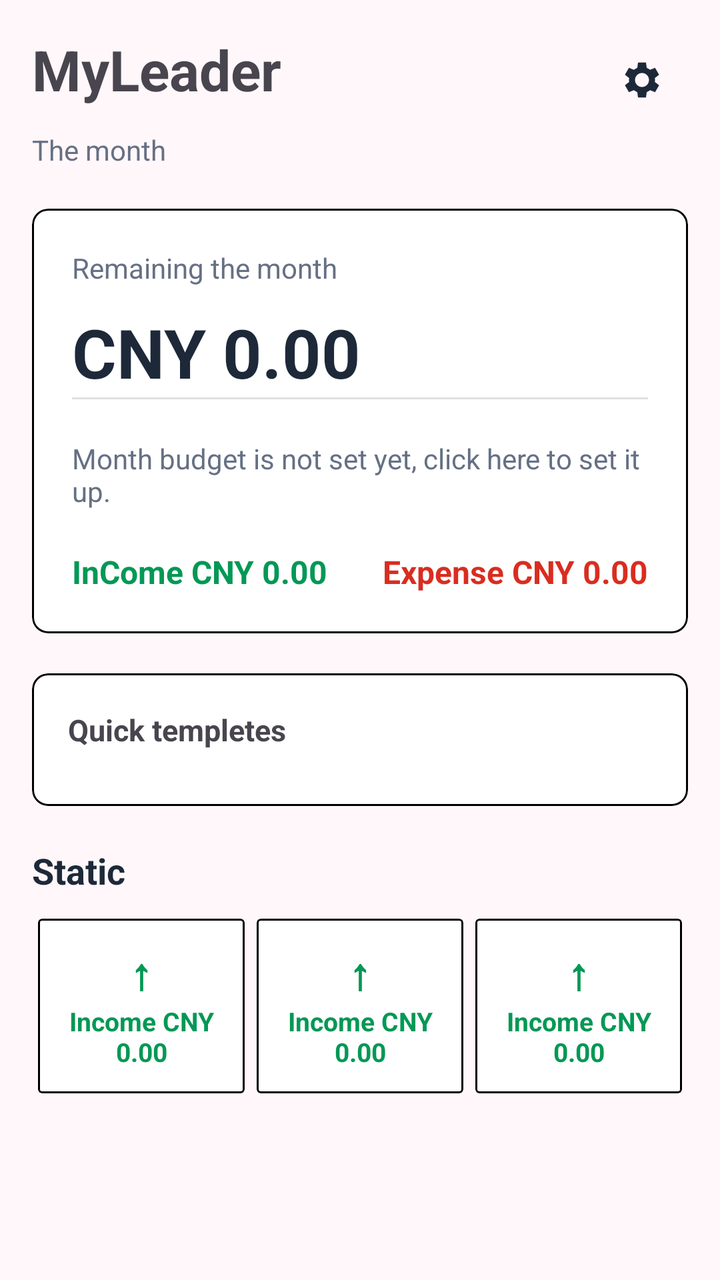
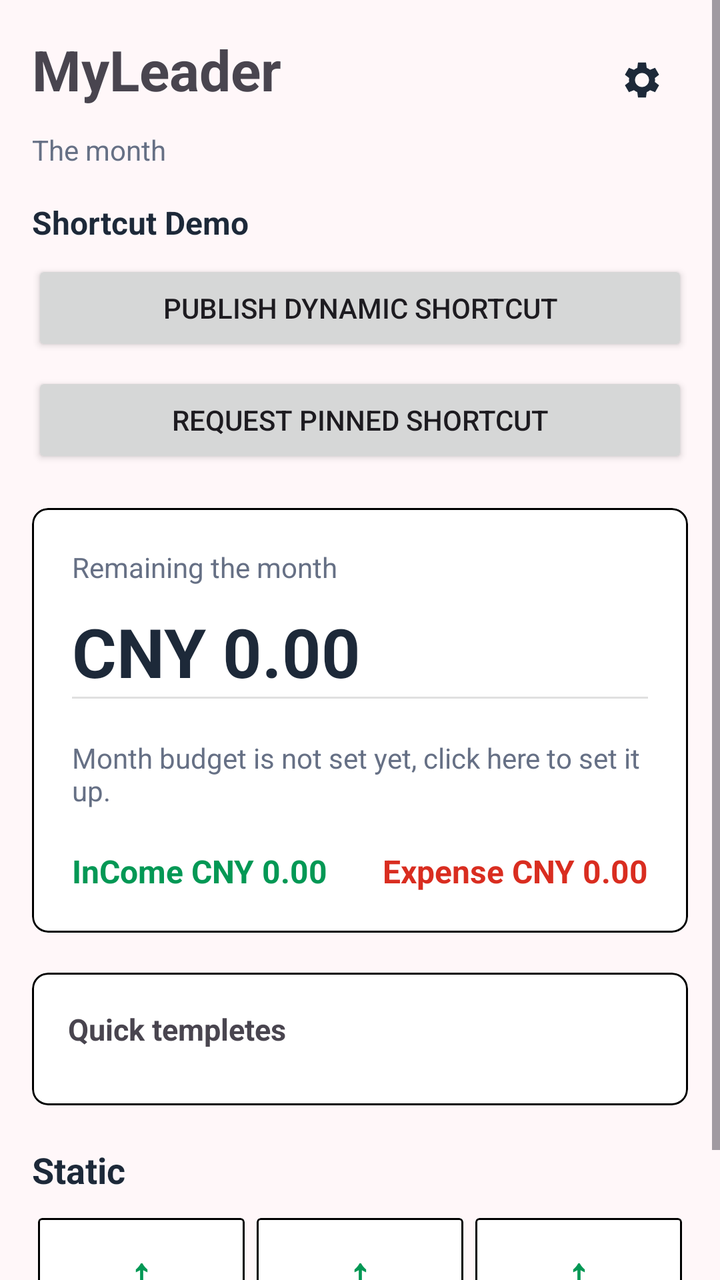

The first picture is an Android layout as it rendered before a commit; the second is the same layout after the commit. The layout source and the unified diff follow.
<!-- AndroidManifest.xml: application theme Theme.AccountApp -->
<!-- res/layout/activity_main.xml -->
<?xml version="1.0" encoding="utf-8"?>
<androidx.constraintlayout.widget.ConstraintLayout xmlns:android="http://schemas.android.com/apk/res/android"
    xmlns:app="http://schemas.android.com/apk/res-auto"
    xmlns:tools="http://schemas.android.com/tools"
    android:id="@+id/main"
    android:background="@color/app_background"
    android:layout_width="match_parent"
    android:layout_height="match_parent"
    tools:context=".MainActivity">
    <ScrollView
        android:id="@+id/mian_scroll_view"
        android:layout_width="match_parent"
        android:layout_height="0dp"
        android:fillViewport="true"
        app:layout_constraintLeft_toLeftOf="parent"
        app:layout_constraintRight_toRightOf="parent"
        app:layout_constraintBottom_toBottomOf="parent"
        app:layout_constraintTop_toTopOf="parent">
        <androidx.constraintlayout.widget.ConstraintLayout
            android:id="@+id/main_content"
            android:layout_width="match_parent"
            android:layout_height="wrap_content"
            android:paddingStart="16dp"
            android:paddingTop="16dp"
            android:paddingEnd="16dp"
            android:paddingBottom="16dp">
            <LinearLayout
                android:id="@+id/pageColumn"
                android:layout_width="0dp"
                android:layout_height="wrap_content"
                android:orientation="vertical"
                app:layout_constraintStart_toStartOf="parent"
                app:layout_constraintEnd_toEndOf="parent"
                app:layout_constraintTop_toTopOf="parent">
                <androidx.constraintlayout.widget.ConstraintLayout
                    android:id="@+id/homeHeader"
                    android:layout_width="match_parent"
                    android:layout_height="wrap_content">
                    <ImageButton
                        android:id="@+id/home_setting"
                        android:layout_width="48dp"
                        android:layout_height="48dp"
                        android:background="?attr/selectableItemBackground"
                        android:contentDescription="Setings"
                        android:padding="12dp"
                        app:layout_constraintEnd_toEndOf="parent"
                        app:layout_constraintTop_toTopOf="parent"
                        app:srcCompat="@drawable/ic_settings"
                        app:tint="@color/text_primary">

                    </ImageButton>
                    <TextView
                        android:id="@+id/titleText"
                        android:layout_width="0dp"
                        android:layout_height="wrap_content"
                        android:layout_marginEnd="12dp"
                        android:text="MyLeader"
                        android:textSize="28dp"
                        android:textStyle="bold"
                        app:layout_constraintStart_toStartOf="parent"
                        app:layout_constraintEnd_toStartOf="@id/home_setting"
                        app:layout_constraintTop_toTopOf="parent">
                    </TextView>
                    <TextView
                        android:layout_width="0dp"
                        android:layout_height="wrap_content"
                        android:text="The month"
                        android:textSize="14sp"
                        android:textColor="@color/text_secondary"
                        android:layout_marginTop="12dp"
                        android:layout_marginEnd="12dp"
                        app:layout_constraintTop_toBottomOf="@id/titleText"
                        app:layout_constraintEnd_toStartOf="@id/home_setting"
                        app:layout_constraintStart_toStartOf="parent">

                    </TextView>
                </androidx.constraintlayout.widget.ConstraintLayout>

                <com.google.android.material.card.MaterialCardView
                    android:id="@+id/summaryCard"
                    android:layout_width="match_parent"
                    android:layout_height="wrap_content"
                    android:layout_marginTop="20dp"
                    app:cardBackgroundColor="@color/white"
                    app:cardCornerRadius="8dp"
                    app:cardElevation="0dp"
                    app:strokeColor="@color/black"
                    app:strokeWidth="1dp">
                    <LinearLayout
                        android:layout_width="match_parent"
                        android:layout_height="wrap_content"
                        android:orientation="vertical"
                        android:padding="20dp">

                        <TextView
                            android:layout_width="match_parent"
                            android:layout_height="wrap_content"
                            android:text="Remaining the month"
                            android:textColor="@color/text_secondary"
                            android:textSize="14sp">
                        </TextView>
                        <TextView
                            android:layout_width="match_parent"
                            android:layout_height="wrap_content"
                            android:layout_marginTop="10dp"
                            android:text="CNY 0.00"
                            android:textColor="@color/text_primary"
                            android:textSize="34sp"
                            android:textStyle="bold">

                        </TextView>
                        <View
                            android:layout_width="match_parent"
                            android:layout_height="1dp"
                            android:background="#E0E0E0"/>
                        <TextView
                            android:layout_width="match_parent"
                            android:layout_height="wrap_content"
                            android:layout_marginTop="20dp"
                            android:text="Month budget is not set yet, click here to set it up."
                            android:textColor="@color/text_secondary"
                            android:textSize="14sp">

                        </TextView>
                        <LinearLayout
                            android:layout_width="match_parent"
                            android:layout_height="wrap_content"
                            android:layout_marginTop="20dp"
                            android:orientation="horizontal">
                            <TextView
                                android:layout_width="0dp"
                                android:layout_height="wrap_content"
                                android:layout_weight="1"
                                android:text="InCome CNY 0.00"
                                android:textSize="16sp"
                                android:textStyle="bold"
                                android:textColor="@color/income">

                            </TextView>
                            <TextView
                                android:layout_width="0dp"
                                android:layout_height="wrap_content"
                                android:layout_weight="1"
                                android:text="Expense CNY 0.00"
                                android:textSize="16sp"
                                android:textStyle="bold"
                                android:textColor="@color/expense"
                                android:gravity="end">

                            </TextView>
                        </LinearLayout>
                    </LinearLayout>
                </com.google.android.material.card.MaterialCardView>

                <com.google.android.material.card.MaterialCardView
                    android:layout_width="match_parent"
                    android:layout_height="wrap_content"
                    android:layout_marginTop="20dp"
                    app:cardBackgroundColor="@color/white"
                    app:cardCornerRadius="8dp"
                    app:cardElevation="0dp"
                    app:strokeColor="@color/black"
                    app:strokeWidth="1dp">
                    <LinearLayout
                        android:layout_width="match_parent"
                        android:layout_height="wrap_content"
                        android:orientation="vertical"
                        android:padding="18dp">
                        <TextView
                            android:layout_width="match_parent"
                            android:layout_height="wrap_content"
                            android:text="Quick templetes"
                            android:textSize="15sp"
                            android:textStyle="bold">

                        </TextView>
                        <HorizontalScrollView
                            android:layout_width="match_parent"
                            android:layout_height="wrap_content"
                            android:layout_marginTop="10dp"
                            android:scrollbars="none">
                            <LinearLayout
                                android:layout_width="wrap_content"
                                android:layout_height="wrap_content"
                                android:orientation="horizontal">
                            </LinearLayout>

                        </HorizontalScrollView>
                    </LinearLayout>
                </com.google.android.material.card.MaterialCardView>
                <TextView
                    android:layout_width="match_parent"
                    android:layout_height="wrap_content"
                    android:layout_marginTop="20dp"
                    android:text="Static"
                    android:textColor="@color/text_primary"
                    android:textSize="18sp"
                    android:textStyle="bold">

                </TextView>
                <LinearLayout
                    android:layout_width="match_parent"
                    android:layout_height="wrap_content"
                    android:layout_marginTop="12dp"
                    android:orientation="horizontal">
                    <com.google.android.material.card.MaterialCardView
                        android:layout_width="0dp"
                        android:layout_height="wrap_content"
                        android:layout_weight="1"
                        android:layout_marginStart="3dp"
                        android:layout_marginEnd="3dp"
                        app:cardBackgroundColor="@color/cardview_light_background"
                        app:cardCornerRadius="2dp"
                        app:cardElevation="0dp"
                        app:strokeColor="@color/black"
                        app:strokeWidth="1dp">
                        <LinearLayout
                            android:layout_width="match_parent"
                            android:layout_height="wrap_content"
                            android:gravity="center"
                            android:orientation="vertical"
                            android:padding="12dp">
                            <TextView
                                android:layout_width="wrap_content"
                                android:layout_height="wrap_content"
                                android:text="↑"
                                android:textColor="@color/income"
                                android:textSize="22sp"
                                android:textStyle="bold">

                            </TextView>
                            <TextView
                                android:layout_width="match_parent"
                                android:layout_height="wrap_content"
                                android:gravity="center"
                                android:text="Income CNY 0.00"
                                android:textColor="@color/income"
                                android:textSize="13sp"
                                android:textStyle="bold">

                            </TextView>
                        </LinearLayout>


                    </com.google.android.material.card.MaterialCardView>

                    <com.google.android.material.card.MaterialCardView
                        android:layout_width="0dp"
                        android:layout_height="wrap_content"
                        android:layout_weight="1"
                        android:layout_marginStart="3dp"
                        android:layout_marginEnd="3dp"
                        app:cardBackgroundColor="@color/cardview_light_background"
                        app:cardCornerRadius="2dp"
                        app:cardElevation="0dp"
                        app:strokeColor="@color/black"
                        app:strokeWidth="1dp">
                        <LinearLayout
                            android:layout_width="match_parent"
                            android:layout_height="wrap_content"
                            android:gravity="center"
                            android:orientation="vertical"
                            android:padding="12dp">
                            <TextView
                                android:layout_width="wrap_content"
                                android:layout_height="wrap_content"
                                android:text="↑"
                                android:textColor="@color/income"
                                android:textSize="22sp"
                                android:textStyle="bold">

                            </TextView>
                            <TextView
                                android:layout_width="match_parent"
                                android:layout_height="wrap_content"
                                android:gravity="center"
                                android:text="Income CNY 0.00"
                                android:textColor="@color/income"
                                android:textSize="13sp"
                                android:textStyle="bold">

                            </TextView>
                        </LinearLayout>


                    </com.google.android.material.card.MaterialCardView>

                    <com.google.android.material.card.MaterialCardView
                        android:layout_width="0dp"
                        android:layout_height="wrap_content"
                        android:layout_weight="1"
                        android:layout_marginStart="3dp"
                        android:layout_marginEnd="3dp"
                        app:cardBackgroundColor="@color/cardview_light_background"
                        app:cardCornerRadius="2dp"
                        app:cardElevation="0dp"
                        app:strokeColor="@color/black"
                        app:strokeWidth="1dp">
                        <LinearLayout
                            android:layout_width="match_parent"
                            android:layout_height="wrap_content"
                            android:gravity="center"
                            android:orientation="vertical"
                            android:padding="12dp">
                            <TextView
                                android:layout_width="wrap_content"
                                android:layout_height="wrap_content"
                                android:text="↑"
                                android:textColor="@color/income"
                                android:textSize="22sp"
                                android:textStyle="bold">

                            </TextView>
                            <TextView
                                android:layout_width="match_parent"
                                android:layout_height="wrap_content"
                                android:gravity="center"
                                android:text="Income CNY 0.00"
                                android:textColor="@color/income"
                                android:textSize="13sp"
                                android:textStyle="bold">

                            </TextView>
                        </LinearLayout>


                    </com.google.android.material.card.MaterialCardView>
                </LinearLayout>
            </LinearLayout>
        </androidx.constraintlayout.widget.ConstraintLayout>
        
    </ScrollView>



</androidx.constraintlayout.widget.ConstraintLayout>
<!-- resources referenced by this layout -->
<resources>
  <color name="app_background">#FFF7F9</color>
  <color name="black">#FF000000</color>
  <color name="expense">#D92D20</color>
  <color name="income">#039855</color>
  <color name="text_primary">#1D2939</color>
  <color name="text_secondary">#667085</color>
  <color name="white">#FFFFFFFF</color>
  <!-- drawable ic_settings (drawable) -->
  <vector xmlns:android="http://schemas.android.com/apk/res/android"
      android:width="24dp"
      android:height="24dp"
      android:viewportWidth="24"
      android:viewportHeight="24">
      <path
          android:fillColor="@color/text_primary"
          android:pathData="M19.43,12.98C19.47,12.66 19.5,12.34 19.5,12C19.5,11.66 19.47,11.33 19.42,11.02L21.54,9.37L19.54,5.91L17.04,6.91C16.52,6.51 15.96,6.18 15.35,5.92L15,3.25H11L10.65,5.92C10.04,6.18 9.48,6.52 8.96,6.91L6.46,5.91L4.46,9.37L6.58,11.02C6.53,11.33 6.5,11.66 6.5,12C6.5,12.34 6.53,12.66 6.57,12.98L4.46,14.63L6.46,18.09L8.96,17.09C9.48,17.49 10.04,17.82 10.65,18.08L11,20.75H15L15.35,18.08C15.96,17.82 16.52,17.48 17.04,17.09L19.54,18.09L21.54,14.63L19.43,12.98ZM13,15.5C11.07,15.5 9.5,13.93 9.5,12C9.5,10.07 11.07,8.5 13,8.5C14.93,8.5 16.5,10.07 16.5,12C16.5,13.93 14.93,15.5 13,15.5Z" />
  </vector>
  <style name="Theme.AccountApp" parent="Base.Theme.AccountApp" />
  <style name="Base.Theme.AccountApp" parent="Theme.Material3.DayNight.NoActionBar">
          
          
          <item name="android:navigationBarColor">@android:color/transparent</item>
          <item name="android:windowLightNavigationBar">false</item>
          <item name="android:statusBarColor">@android:color/transparent</item>
      </style>
</resources>

<!-- the commit's change to res/layout/activity_main.xml (unified diff, before → after) -->
@@ -76,6 +76,30 @@
                     </TextView>
                 </androidx.constraintlayout.widget.ConstraintLayout>
 
+                <TextView
+                    android:id="@+id/shortcutDemoTitle"
+                    android:layout_width="match_parent"
+                    android:layout_height="wrap_content"
+                    android:layout_marginTop="16dp"
+                    android:text="@string/shortcut_demo_title"
+                    android:textColor="@color/text_primary"
+                    android:textSize="16sp"
+                    android:textStyle="bold" />
+
+                <Button
+                    android:id="@+id/btn_dynamic_shortcut"
+                    android:layout_width="match_parent"
+                    android:layout_height="wrap_content"
+                    android:layout_marginTop="8dp"
+                    android:text="@string/shortcut_btn_dynamic" />
+
+                <Button
+                    android:id="@+id/btn_pinned_shortcut"
+                    android:layout_width="match_parent"
+                    android:layout_height="wrap_content"
+                    android:layout_marginTop="8dp"
+                    android:text="@string/shortcut_btn_pinned" />
+
                 <com.google.android.material.card.MaterialCardView
                     android:id="@+id/summaryCard"
                     android:layout_width="match_parent"
<!-- resource entries referenced after the edit -->
@@ -17,6 +17,9 @@
           android:fillColor="@color/text_primary"
           android:pathData="M19.43,12.98C19.47,12.66 19.5,12.34 19.5,12C19.5,11.66 19.47,11.33 19.42,11.02L21.54,9.37L19.54,5.91L17.04,6.91C16.52,6.51 15.96,6.18 15.35,5.92L15,3.25H11L10.65,5.92C10.04,6.18 9.48,6.52 8.96,6.91L6.46,5.91L4.46,9.37L6.58,11.02C6.53,11.33 6.5,11.66 6.5,12C6.5,12.34 6.53,12.66 6.57,12.98L4.46,14.63L6.46,18.09L8.96,17.09C9.48,17.49 10.04,17.82 10.65,18.08L11,20.75H15L15.35,18.08C15.96,17.82 16.52,17.48 17.04,17.09L19.54,18.09L21.54,14.63L19.43,12.98ZM13,15.5C11.07,15.5 9.5,13.93 9.5,12C9.5,10.07 11.07,8.5 13,8.5C14.93,8.5 16.5,10.07 16.5,12C16.5,13.93 14.93,15.5 13,15.5Z" />
   </vector>
+  <string name="shortcut_btn_dynamic">Publish Dynamic Shortcut</string>
+  <string name="shortcut_btn_pinned">Request Pinned Shortcut</string>
+  <string name="shortcut_demo_title">Shortcut Demo</string>
   <style name="Theme.AccountApp" parent="Base.Theme.AccountApp" />
   <style name="Base.Theme.AccountApp" parent="Theme.Material3.DayNight.NoActionBar">
           
